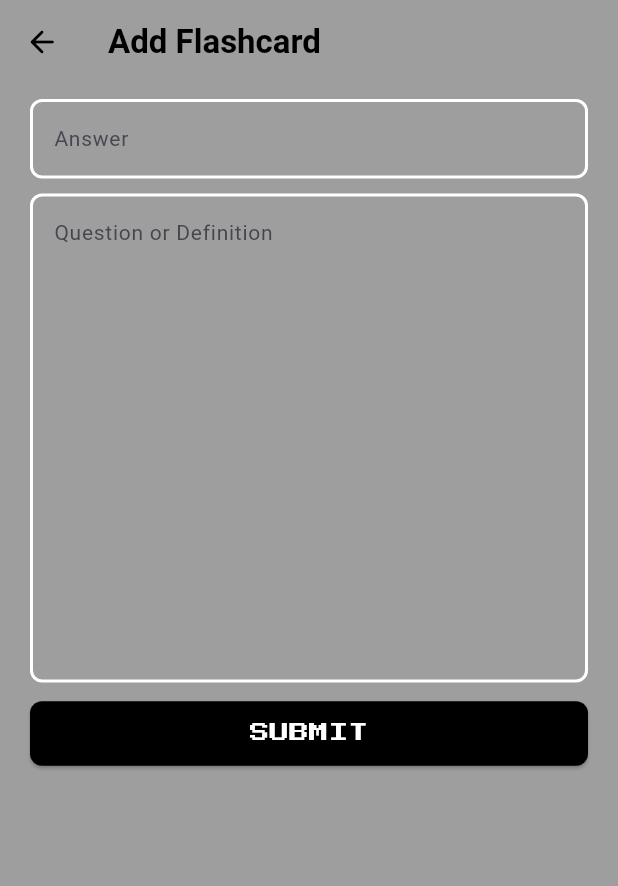
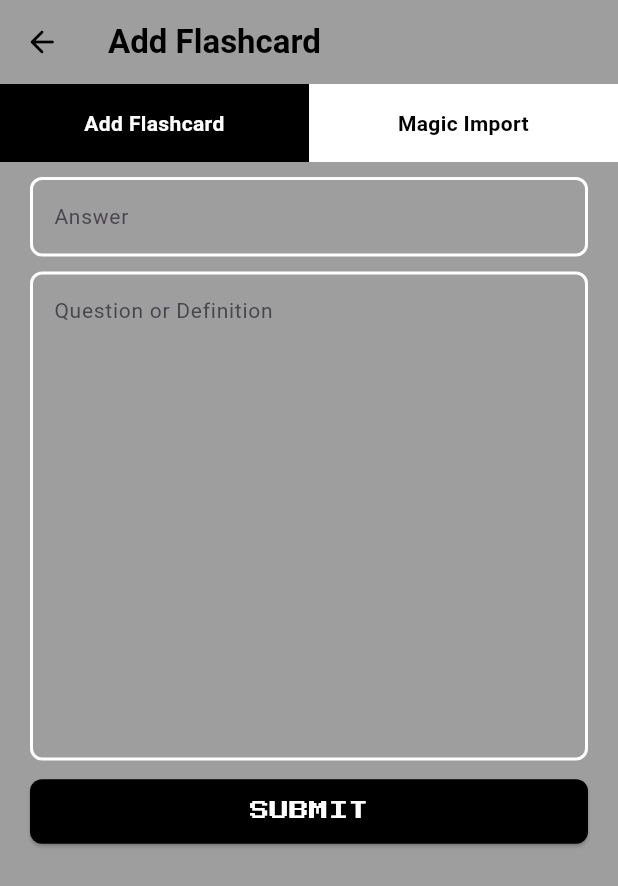
Before and after one commit to Vuelta7/AI-Quiz-App, a Flutter app: the AddFlashCardPage screen opened directly with empty values, on a phone screen of 412 x 824 dp. Shown: the top 886 px of the screen. Run offline on Flutter 3.47's test engine with Material 3 defaults, Android fonts, the phone set to English and light mode, and no system bars; our stand-ins replace animated_bottom_navigation_bar, audioplayers, cloud_firestore, firebase_auth, firebase_core, flutter_heatmap_calendar and 4 more; missing offline and left inert: do_not_disturb, flex_color_picker; accounts and stored records are empty; Roboto replaces fonts that are missing (Arial); project files that could hold a hidden picture were left out.

Commit message:
magic import begins

```diff
--- a/lib/infolder page/flashcard widgets/add_flashcard_page.dart
+++ b/lib/infolder page/flashcard widgets/add_flashcard_page.dart
@@ -19,6 +19,7 @@ class _AddFlashCardPageState extends State<AddFlashCardPage> {
   final answerController = TextEditingController();
   final questionController = TextEditingController();
   bool _isLoading = false;
+  bool _isAddingFlashcard = true;
 
   @override
   void dispose() {
@@ -70,10 +71,65 @@ class _AddFlashCardPageState extends State<AddFlashCardPage> {
       backgroundColor: widget.color,
       body: Stack(
         children: [
-          SingleChildScrollView(
+          Column(
+            children: [
+              Row(
+                children: [
+                  Expanded(
+                    child: GestureDetector(
+                      onTap: () {
+                        setState(() {
+                          _isAddingFlashcard = true;
+                        });
+                      },
+                      child: Container(
+                        color: _isAddingFlashcard ? Colors.black : Colors.white,
+                        padding: const EdgeInsets.symmetric(vertical: 16),
+                        child: Text(
+                          'Add Flashcard',
+                          textAlign: TextAlign.center,
+                          style: TextStyle(
+                            color: _isAddingFlashcard
+                                ? Colors.white
+                                : Colors.black,
+                            fontWeight: FontWeight.bold,
+                          ),
+                        ),
+                      ),
+                    ),
+                  ),
+                  Expanded(
+                    child: GestureDetector(
+                      onTap: () {
+                        setState(() {
+                          _isAddingFlashcard = false;
+                        });
+                      },
+                      child: Container(
+                        color:
+                            !_isAddingFlashcard ? Colors.black : Colors.white,
+                        padding: const EdgeInsets.symmetric(vertical: 16),
+                        child: Text(
+                          'Magic Import',
+                          textAlign: TextAlign.center,
+                          style: TextStyle(
+                            color: !_isAddingFlashcard
+                                ? Colors.white
+                                : Colors.black,
+                            fontWeight: FontWeight.bold,
+                          ),
+                        ),
+                      ),
+                    ),
+                  ),
+                ],
+              ),
+              Expanded(
+                child: SingleChildScrollView(
                   child: Padding(
                     padding: const EdgeInsets.fromLTRB(20, 0, 20, 20),
-              child: Column(
+                    child: _isAddingFlashcard
+                        ? Column(
                             children: [
                               const SizedBox(height: 10),
                               TextFormField(
@@ -110,18 +166,26 @@ class _AddFlashCardPageState extends State<AddFlashCardPage> {
                                 _isLoading
                                     ? null
                                     : () async {
-                            if (answerController.text.trim().isEmpty) {
-                              ScaffoldMessenger.of(context).showSnackBar(
+                                        if (answerController.text
+                                            .trim()
+                                            .isEmpty) {
+                                          ScaffoldMessenger.of(context)
+                                              .showSnackBar(
                                             const SnackBar(
-                                  content: Text('Please enter a question.'),
+                                              content: Text(
+                                                  'Please enter a question.'),
                                             ),
                                           );
                                           return;
                                         }
-                            if (questionController.text.trim().isEmpty) {
-                              ScaffoldMessenger.of(context).showSnackBar(
+                                        if (questionController.text
+                                            .trim()
+                                            .isEmpty) {
+                                          ScaffoldMessenger.of(context)
+                                              .showSnackBar(
                                             const SnackBar(
-                                  content: Text('Please enter an answer.'),
+                                              content: Text(
+                                                  'Please enter an answer.'),
                                             ),
                                           );
                                           return;
@@ -131,16 +195,19 @@ class _AddFlashCardPageState extends State<AddFlashCardPage> {
                                         });
                                         try {
                                           await uploadFlashCardToDb();
-                              ScaffoldMessenger.of(context).showSnackBar(
+                                          ScaffoldMessenger.of(context)
+                                              .showSnackBar(
                                             const SnackBar(
-                                  content:
-                                      Text('Flashcard added successfully!'),
+                                              content: Text(
+                                                  'Flashcard added successfully!'),
                                             ),
                                           );
                                           Navigator.pop(context);
                                         } catch (e) {
-                              ScaffoldMessenger.of(context).showSnackBar(
-                                SnackBar(content: Text('Error: $e')),
+                                          ScaffoldMessenger.of(context)
+                                              .showSnackBar(
+                                            SnackBar(
+                                                content: Text('Error: $e')),
                                           );
                                         } finally {
                                           setState(() {
@@ -150,8 +217,12 @@ class _AddFlashCardPageState extends State<AddFlashCardPage> {
                                       },
                               ),
                             ],
+                          )
+                        : Container(), // Placeholder for Magic Import content
                   ),
                 ),
+              ),
+            ],
           ),
           if (_isLoading) const Loading(),
         ],
```
Lines whose indentation alone changed are shown as unchanged.
